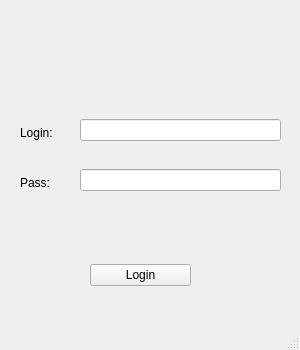
M4tveevM/STT, file login.ui: the form before one commit.
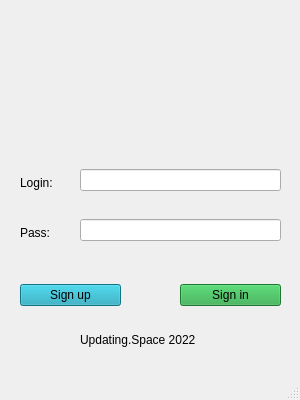
The form after the commit. Icons and pictures are not drawn.

Patch:
```diff
--- a/login.ui
+++ b/login.ui
@@ -7,13 +7,19 @@
                 <x>0</x>
                 <y>0</y>
                 <width>300</width>
-                <height>350</height>
-            </rect>
-        </property>
+    <height>400</height>
+   </rect>
+  </property>
+  <property name="minimumSize">
+   <size>
+    <width>300</width>
+    <height>400</height>
+   </size>
+  </property>
         <property name="maximumSize">
             <size>
                 <width>300</width>
-                <height>350</height>
+    <height>400</height>
             </size>
         </property>
         <property name="windowTitle">
@@ -57,7 +63,7 @@
                 <property name="geometry">
                     <rect>
                         <x>20</x>
-                        <y>110</y>
+      <y>160</y>
                         <width>62</width>
                         <height>46</height>
                     </rect>
@@ -76,7 +82,7 @@
                 <property name="geometry">
                     <rect>
                         <x>80</x>
-                        <y>110</y>
+      <y>160</y>
                         <width>201</width>
                         <height>41</height>
                     </rect>
@@ -95,7 +101,7 @@
                 <property name="geometry">
                     <rect>
                         <x>80</x>
-                        <y>155</y>
+      <y>205</y>
                         <width>201</width>
                         <height>51</height>
                     </rect>
@@ -117,7 +123,7 @@
                 <property name="geometry">
                     <rect>
                         <x>20</x>
-                        <y>160</y>
+      <y>210</y>
                         <width>62</width>
                         <height>46</height>
                     </rect>
@@ -136,7 +142,7 @@
                 <property name="geometry">
                     <rect>
                         <x>20</x>
-                        <y>210</y>
+      <y>110</y>
                         <width>261</width>
                         <height>41</height>
                     </rect>
@@ -154,17 +160,64 @@
             <widget class="QWidget" name="verticalLayoutWidget_7">
                 <property name="geometry">
                     <rect>
-                        <x>90</x>
-                        <y>260</y>
+      <x>20</x>
+      <y>280</y>
                         <width>101</width>
                         <height>31</height>
                     </rect>
                 </property>
                 <layout class="QVBoxLayout" name="verticalLayout_10">
                     <item>
+      <widget class="QPushButton" name="registration_submit_btn">
+       <property name="styleSheet">
+        <string notr="true">background-color: #17a2b8;</string>
+       </property>
+       <property name="text">
+        <string>Sign up</string>
+       </property>
+      </widget>
+     </item>
+    </layout>
+   </widget>
+   <widget class="QWidget" name="verticalLayoutWidget_8">
+    <property name="geometry">
+     <rect>
+      <x>180</x>
+      <y>280</y>
+      <width>101</width>
+      <height>31</height>
+     </rect>
+    </property>
+    <layout class="QVBoxLayout" name="verticalLayout_11">
+     <item>
                         <widget class="QPushButton" name="login_submit_btn">
+       <property name="autoFillBackground">
+        <bool>false</bool>
+       </property>
+       <property name="styleSheet">
+        <string notr="true">background-color: #28a745;</string>
+       </property>
                             <property name="text">
-                                <string>Login</string>
+        <string>Sign in</string>
+       </property>
+      </widget>
+     </item>
+    </layout>
+   </widget>
+   <widget class="QWidget" name="verticalLayoutWidget_9">
+    <property name="geometry">
+     <rect>
+      <x>80</x>
+      <y>330</y>
+      <width>135</width>
+      <height>20</height>
+     </rect>
+    </property>
+    <layout class="QVBoxLayout" name="verticalLayout">
+     <item>
+      <widget class="QLabel" name="label">
+       <property name="text">
+        <string>Updating.Space 2022</string>
                             </property>
                         </widget>
                     </item>
```
Left out of the diff: 5 changed lines with no effect on the pictures. Lines whose indentation alone changed are shown as unchanged.
